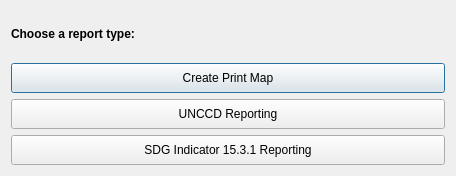
First picture: the form in LDMP/gui/DlgReporting.ui, repository ConservationInternational/trends.earth, before the edit.
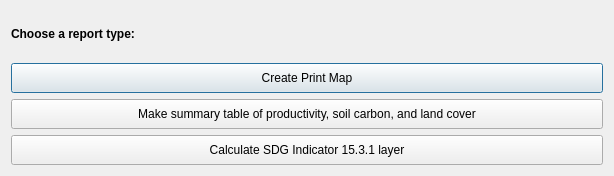
Second picture: the form after the edit.

Commit message: Rename to summary table.

```diff
--- a/LDMP/gui/DlgReporting.ui
+++ b/LDMP/gui/DlgReporting.ui
@@ -9,7 +9,7 @@
    <rect>
     <x>0</x>
     <y>0</y>
-    <width>456</width>
+    <width>614</width>
     <height>176</height>
    </rect>
   </property>
@@ -58,7 +58,7 @@
       </size>
      </property>
      <property name="text">
-      <string>UNCCD Reporting</string>
+      <string>Make summary table of productivity, soil carbon, and land cover</string>
      </property>
     </widget>
    </item>
@@ -71,7 +71,7 @@
       </size>
      </property>
      <property name="text">
-      <string>SDG Indicator 15.3.1 Reporting</string>
+      <string>Calculate SDG Indicator 15.3.1 layer</string>
      </property>
     </widget>
    </item>
```
Left out of the diff: 2 changed lines with no effect on the pictures. The commit also changes 3 other files.
